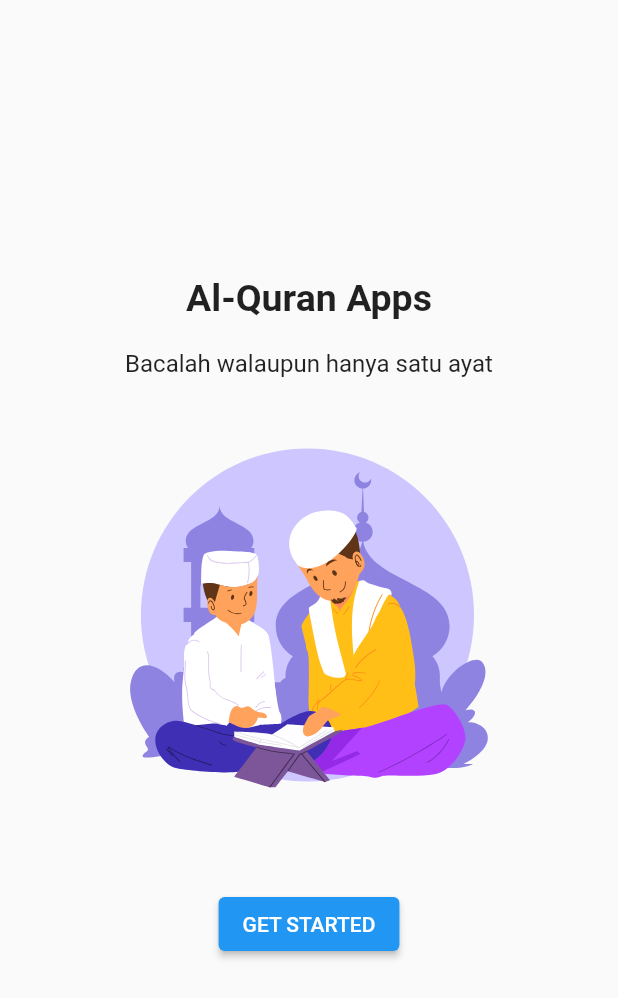
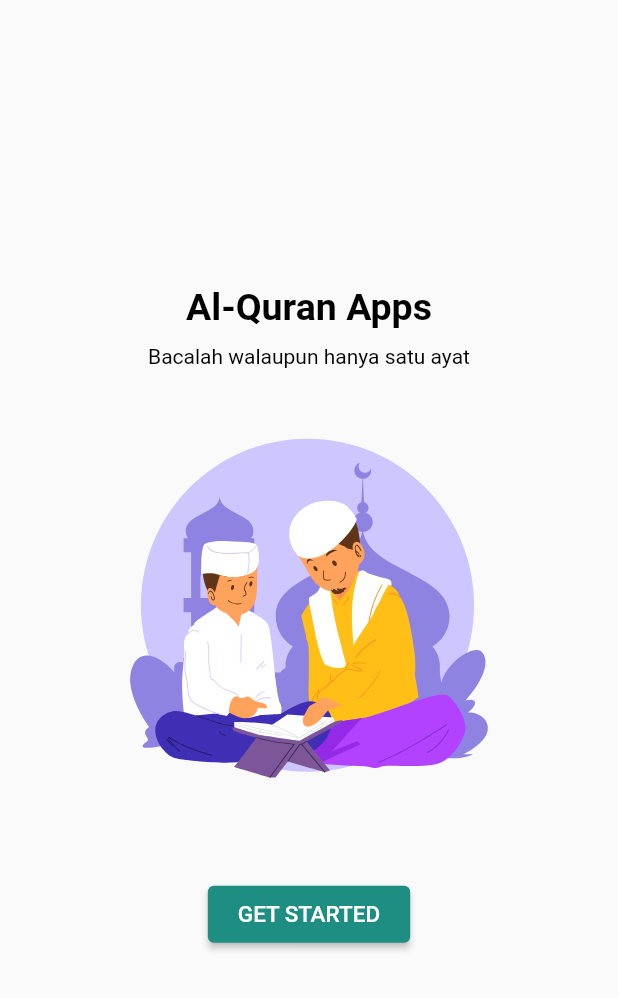
Before and after one commit to irulfadil/fltr_alquran_if, a Flutter app: the IntroductionView screen opened by its route, on a phone screen of 412 x 824 dp. Shown: the top 998 px of the screen. Run offline on Flutter 3.47's test engine with Material 2 defaults, Android fonts, the phone set to English and light mode, and no system bars; our stand-ins replace get, lottie; network calls fail.

Commit message:
update theme & create search

```diff
--- a/lib/app/modules/introduction/views/introduction_view.dart
+++ b/lib/app/modules/introduction/views/introduction_view.dart
@@ -1,6 +1,7 @@
 import 'package:flutter/material.dart';
 import 'package:get/get.dart';
 import 'package:lottie/lottie.dart';
+import '../../../../utils/color.dart';
 import '../../../routes/app_pages.dart';
 import '../controllers/introduction_controller.dart';
 
@@ -21,17 +22,17 @@ class IntroductionView extends GetView<IntroductionController> {
               ),
             ),
             const SizedBox(
-              height: 20,
+              height: 10,
             ),
             const Padding(
               padding: EdgeInsets.symmetric(
-                horizontal: 50,
+                horizontal: 10,
               ),
               child: Text(
                 "Bacalah walaupun hanya satu ayat",
                 textAlign: TextAlign.center,
                 style: TextStyle(
-                  fontSize: 16,
+                  fontSize: 14,
                 ),
               ),
             ),
@@ -47,8 +48,17 @@ class IntroductionView extends GetView<IntroductionController> {
               height: 30,
             ),
             ElevatedButton(
+              style: ElevatedButton.styleFrom(
+                foregroundColor: Colors.white,
+                backgroundColor: buttonGreen,
+                padding: const EdgeInsets.symmetric(
+                    horizontal: 20.0, vertical: 10.0), // foreground
+              ),
               onPressed: () => Get.offAllNamed(Routes.home),
-              child: const Text("GET STARTED"),
+              child: const Text(
+                "GET STARTED",
+                style: TextStyle(fontSize: 15.0),
+              ),
             ),
           ],
         ),
--- /dev/null
+++ b/lib/app/modules/search/controllers/search_controller.dart
@@ -0,0 +1,3 @@
+import 'package:get/get.dart';
+
+class SearchControl extends GetxController {}
--- a/lib/app/routes/app_pages.dart
+++ b/lib/app/routes/app_pages.dart
@@ -1,8 +1,10 @@
-import 'package:fltr_alquran_if/app/modules/home/bindings/home_binding.dart';
 import 'package:get/get.dart';
 
+import '../modules/home/bindings/home_binding.dart';
 import '../modules/home/views/home_view.dart';
 import '../modules/introduction/views/introduction_view.dart';
+import '../modules/search/bindings/search_binding.dart';
+import '../modules/search/views/search_view.dart';
 
 part 'app_routes.dart';
 
@@ -16,5 +18,10 @@ class AppPages {
         name: Routes.home,
         page: () => const HomeView(),
         binding: HomesBinding()),
+    GetPage(
+      name: Routes.search,
+      page: () => const SearchView(),
+      binding: SearchBinding(),
+    ),
   ];
 }
--- a/lib/app/routes/app_routes.dart
+++ b/lib/app/routes/app_routes.dart
@@ -4,4 +4,5 @@ abstract class Routes {
   Routes._();
   static const introduction = '/introduction';
   static const home = '/home';
+  static const search = '/search';
 }
--- /dev/null
+++ b/lib/utils/color.dart
@@ -0,0 +1,70 @@
+import 'package:flutter/material.dart';
+
+const appBarGreen = Color(0xFF186340);
+const appFontGold = Color(0xFFd1ac44);
+const appFontBrown = Color(0xFFc5ab90);
+const appFontGreen = Color(0xFF186340);
+
+const appFontWhite = Color(0xFFFFFFFF);
+const appFontGray = Color(0xFF858585);
+const appFontBlack = Color(0xFF000000);
+
+const iconBrown = Color(0xFFc5ab90);
+const buttonGreen = Color(0xFF1d8e81);
+
+const backgroundwhite = Color(0xFFFFFFFF);
+const backgroundLight = Color(0xFFf0f0f0);
+
+// const backgroundDark = Color(0xFF2f3231);
+const backgroundDark = Color(0xFF111B21);
+const backgroundDarkLight = Color(0xFF353837);
+
+ThemeData lightMode = ThemeData(
+  brightness: Brightness.light,
+  colorScheme: ColorScheme.light(
+    background: Colors.grey.shade600,
+    primary: appBarGreen,
+    secondary: Colors.grey.shade200,
+    // background: Colors.grey.shade600,
+    // primary: Colors.grey.shade400,
+    // secondary: Colors.grey.shade200,
+  ),
+  // primaryColor: Colors.redAccent,
+  // scaffoldBackgroundColor: backgroundLight,
+  // appBarTheme: const AppBarTheme(
+  //   backgroundColor: appBarGreen,
+  // ),
+  textTheme: const TextTheme(
+    titleLarge: TextStyle(color: appFontBlack),
+    titleMedium: TextStyle(color: appFontBlack),
+    titleSmall: TextStyle(color: appFontGreen),
+    bodyLarge: TextStyle(color: appFontBlack),
+    bodyMedium: TextStyle(color: appFontBlack),
+    bodySmall: TextStyle(color: appFontBlack),
+  ),
+);
+
+ThemeData darkMode = ThemeData(
+  brightness: Brightness.dark,
+  colorScheme: ColorScheme.dark(
+    background: Colors.grey.shade900,
+    primary: Colors.grey.shade800,
+    secondary: Colors.grey.shade700,
+    // background: Colors.grey.shade900,
+    // primary: Colors.grey.shade800,
+    // secondary: Colors.grey.shade700,
+  ),
+  // primaryColor: Colors.redAccent,
+  // scaffoldBackgroundColor: backgroundDark,
+  // appBarTheme: const AppBarTheme(
+  //   backgroundColor: backgroundDark,
+  // ),
+  textTheme: const TextTheme(
+    titleLarge: TextStyle(color: appFontWhite),
+    titleMedium: TextStyle(color: appFontWhite),
+    titleSmall: TextStyle(color: appFontWhite),
+    bodyLarge: TextStyle(color: appFontWhite),
+    bodyMedium: TextStyle(color: appFontWhite),
+    bodySmall: TextStyle(color: appFontWhite),
+  ),
+);
```
Also changed, not shown: lib/app/modules/home/views/home_view.dart (+45 -5 lines), lib/app/modules/search/bindings/search_binding.dart (added, +12 -0 lines), lib/app/modules/search/views/search_view.dart (added, +23 -0 lines), lib/common/extention/custom_theme_extension.dart (added, +156 -0 lines), lib/main.dart (+6 -2 lines), lib/theme/dark_mode.dart (added, +71 -0 lines), lib/theme/light_mode.dart (added, +75 -0 lines), lib/utils/color_system.dart (added, +23 -0 lines), lib/widgets/custom_icon_button.dart (added, +49 -0 lines).
